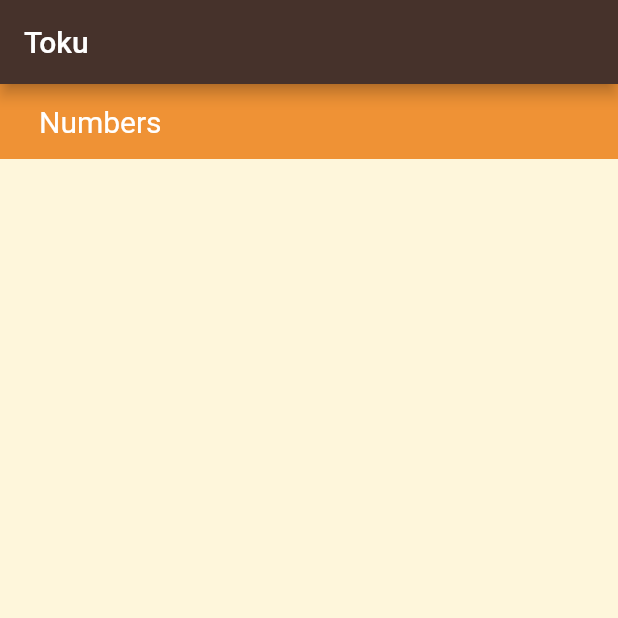
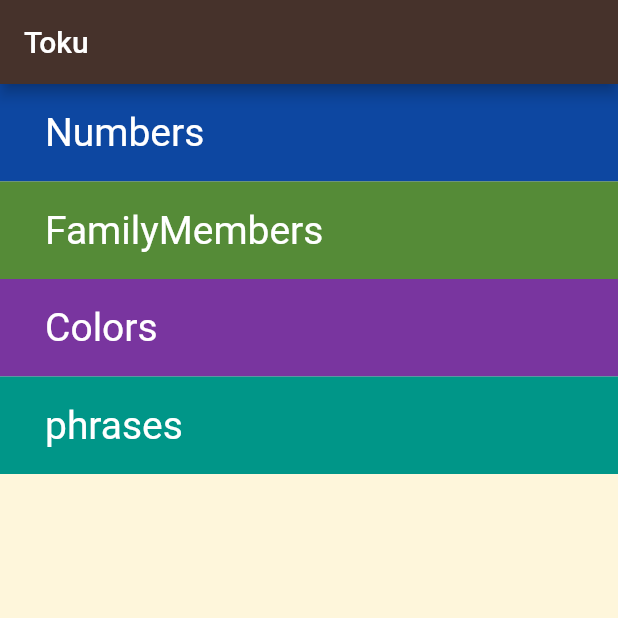
Before and after one commit to ahmedKamal-eng/toku, a Flutter app: the screen it shows after launch, on a phone screen of 412 x 824 dp, the top half of it. Run offline on Flutter 3.47's test engine with Material 2 defaults, Android fonts, the phone set to English and light mode, and no system bars.

Commit message:
refactor code & create category

```diff
--- /dev/null
+++ b/lib/components/category.dart
@@ -0,0 +1,25 @@
+import 'package:flutter/material.dart';
+
+class Category extends StatelessWidget {
+  Color color;
+  String catName;
+  Function()? onTap;
+  Category({required this.color, required this.catName, this.onTap});
+  @override
+  Widget build(BuildContext context) {
+    return GestureDetector(
+      child: Container(
+        padding: const EdgeInsets.only(left: 30),
+        alignment: Alignment.centerLeft,
+        height: 65,
+        width: double.infinity,
+        color: color,
+        child: Text(
+          '$catName',
+          style: TextStyle(color: Colors.white, fontSize: 26),
+        ),
+      ),
+      onTap: onTap,
+    );
+  }
+}
--- a/lib/main.dart
+++ b/lib/main.dart
@@ -1,4 +1,5 @@
 import 'package:flutter/material.dart';
+import 'package:toku/screens/home_page.dart';
 
 void main() {
   runApp(MyApp());
@@ -13,31 +14,3 @@ class MyApp extends StatelessWidget {
     );
   }
 }
-
-class HomePage extends StatelessWidget {
-  @override
-  Widget build(BuildContext context) {
-    return Scaffold(
-      backgroundColor: Color(0xfffef6db),
-      appBar: AppBar(
-        backgroundColor: Color(0xff46322b),
-        title: Text('Toku'),
-      ),
-      body: Column(
-        children: [
-          Container(
-            padding: EdgeInsets.only(left: 26),
-            alignment: Alignment.centerLeft,
-            height: 50,
-            width: double.infinity,
-            color: Color(0xffef9235),
-            child: Text(
-              'Numbers',
-              style: TextStyle(color: Colors.white, fontSize: 20),
-            ),
-          )
-        ],
-      ),
-    );
-  }
-}
--- /dev/null
+++ b/lib/screens/home_page.dart
@@ -0,0 +1,42 @@
+import 'package:flutter/material.dart';
+import 'package:toku/components/category.dart';
+import 'package:toku/screens/number_page.dart';
+
+class HomePage extends StatelessWidget {
+  @override
+  Widget build(BuildContext context) {
+    return Scaffold(
+      backgroundColor: Color(0xfffef6db),
+      appBar: AppBar(
+        backgroundColor: Color(0xff46322b),
+        title: Text('Toku'),
+      ),
+      body: Column(
+        children: [
+          Category(
+            catName: 'Numbers',
+            color: Colors.blue.shade900,
+            onTap: () {
+              Navigator.push(
+                context,
+                MaterialPageRoute(builder: (context) => NumbersPage()),
+              );
+            },
+          ),
+          Category(
+            catName: 'FamilyMembers',
+            color: Color(0xff558b37),
+          ),
+          Category(
+            catName: 'Colors',
+            color: Color(0xff79359f),
+          ),
+          Category(
+            catName: 'phrases',
+            color: Colors.teal,
+          ),
+        ],
+      ),
+    );
+  }
+}
--- /dev/null
+++ b/lib/screens/number_page.dart
@@ -0,0 +1,14 @@
+import 'package:flutter/material.dart';
+
+class NumbersPage extends StatelessWidget {
+  @override
+  Widget build(BuildContext context) {
+    return Scaffold(
+      backgroundColor: Color(0xfffef6db),
+      appBar: AppBar(
+        backgroundColor: Color(0xff46322b),
+        title: Text('Number'),
+      ),
+    );
+  }
+}
```
